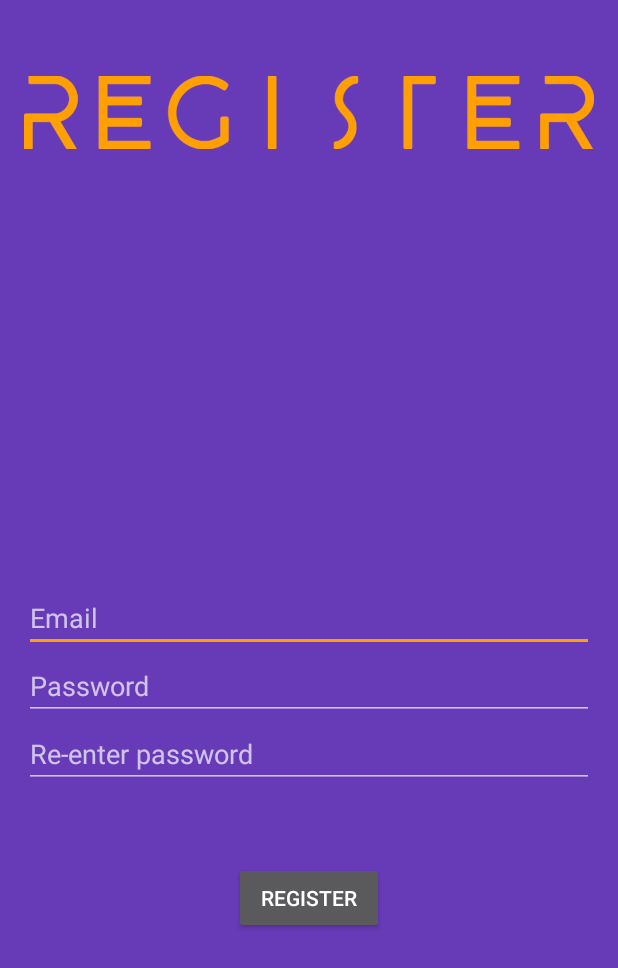
After one commit to bubosam/ChatGlobal, an Android app: the RegistrationActivity screen opened directly, with no data from a screen before it, on a phone screen of 412 x 824 dp. The commit adds this screen. Shown: the top 968 px of the screen. Run offline under Robolectric (Android 15) with nearby library versions, the phone set to English and light mode, and no system bars.

Commit message:
registration activity

```diff
--- a/Android/DreamChat/app/src/main/AndroidManifest.xml
+++ b/Android/DreamChat/app/src/main/AndroidManifest.xml
@@ -27,6 +27,7 @@
             android:name=".ChatActivity"
             android:label="@string/title_activity_chat"
             android:theme="@style/AppTheme" />
+        <activity android:name=".RegistrationActivity"></activity>
     </application>
 
 </manifest>
--- a/Android/DreamChat/app/src/main/java/com/example/boush/dreamchat/LoginActivity.java
+++ b/Android/DreamChat/app/src/main/java/com/example/boush/dreamchat/LoginActivity.java
@@ -295,6 +295,11 @@ public class LoginActivity extends AppCompatActivity implements LoaderCallbacks<
         mEmailView.setAdapter(adapter);
     }
 
+    public void Registration(View view) {
+        Intent intent = new Intent(LoginActivity.this, RegistrationActivity.class);
+        startActivity(intent);
+    }
+
 
     private interface ProfileQuery {
         String[] PROJECTION = {
--- /dev/null
+++ b/Android/DreamChat/app/src/main/java/com/example/boush/dreamchat/RegistrationActivity.java
@@ -0,0 +1,13 @@
+package com.example.boush.dreamchat;
+
+import android.support.v7.app.AppCompatActivity;
+import android.os.Bundle;
+
+public class RegistrationActivity extends AppCompatActivity {
+
+    @Override
+    protected void onCreate(Bundle savedInstanceState) {
+        super.onCreate(savedInstanceState);
+        setContentView(R.layout.activity_registration);
+    }
+}
--- a/Android/DreamChat/app/src/main/res/layout/activity_login.xml
+++ b/Android/DreamChat/app/src/main/res/layout/activity_login.xml
@@ -58,7 +58,8 @@
             android:layout_alignParentRight="true"
             android:layout_alignParentEnd="true"
             android:height="20dp"
-            android:width="100dp" />
+            android:width="100dp"
+            android:onClick="Registration"/>
 
         <Button
             android:id="@+id/email_sign_in_button"
--- /dev/null
+++ b/Android/DreamChat/app/src/main/res/layout/activity_registration.xml
@@ -0,0 +1,86 @@
+<?xml version="1.0" encoding="utf-8"?>
+<RelativeLayout xmlns:android="http://schemas.android.com/apk/res/android"
+    xmlns:tools="http://schemas.android.com/tools"
+    android:layout_width="match_parent"
+    android:layout_height="match_parent"
+    android:paddingBottom="@dimen/activity_vertical_margin"
+    android:paddingLeft="@dimen/activity_horizontal_margin"
+    android:paddingRight="@dimen/activity_horizontal_margin"
+    android:paddingTop="@dimen/activity_vertical_margin"
+    tools:context="com.example.boush.dreamchat.RegistrationActivity">
+
+    <LinearLayout
+        android:orientation="vertical"
+        android:layout_width="match_parent"
+        android:layout_height="match_parent"
+        android:layout_alignParentTop="true"
+        android:layout_alignParentRight="true"
+        android:layout_alignParentEnd="true">
+
+        <RelativeLayout
+            android:layout_width="match_parent"
+            android:layout_height="match_parent">
+
+            <AutoCompleteTextView
+                android:id="@+id/autoCompleteTextView"
+                android:layout_width="match_parent"
+                android:layout_height="wrap_content"
+                android:hint="@string/prompt_email"
+                android:inputType="textEmailAddress"
+                android:maxLines="1"
+                android:singleLine="true"
+                android:layout_centerVertical="true"
+                android:layout_centerHorizontal="true" />
+
+            <EditText
+                android:id="@+id/editText"
+                android:layout_width="match_parent"
+                android:layout_height="wrap_content"
+                android:hint="@string/prompt_password"
+                android:imeActionId="@+id/login"
+                android:imeActionLabel="@string/action_sign_in_short"
+                android:imeOptions="actionUnspecified"
+                android:inputType="textPassword"
+                android:maxLines="1"
+                android:singleLine="true"
+                android:layout_below="@+id/autoCompleteTextView"
+                android:layout_alignParentLeft="true"
+                android:layout_alignParentStart="true" />
+
+            <EditText
+                android:id="@+id/editText2"
+                android:layout_width="match_parent"
+                android:layout_height="wrap_content"
+                android:hint="@string/prompt_password2"
+                android:imeActionId="@+id/login"
+                android:imeActionLabel="@string/action_sign_in_short"
+                android:imeOptions="actionUnspecified"
+                android:inputType="textPassword"
+                android:maxLines="1"
+                android:singleLine="true"
+                android:layout_below="@+id/editText"
+                android:layout_centerHorizontal="true" />
+
+            <ImageView
+                android:layout_width="wrap_content"
+                android:layout_height="wrap_content"
+                android:id="@+id/imageView2"
+                android:layout_alignParentTop="true"
+                android:layout_centerHorizontal="true"
+                android:src="@drawable/logo_register" />
+
+            <Button
+                android:layout_width="wrap_content"
+                android:layout_height="wrap_content"
+                android:text="@string/action_register"
+                android:id="@+id/button"
+                android:layout_gravity="center_horizontal"
+                android:height="20dp"
+                android:width="100dp"
+                android:onClick="Registration"
+                android:layout_below="@+id/editText2"
+                android:layout_centerHorizontal="true"
+                android:layout_marginTop="49dp" />
+        </RelativeLayout>
+    </LinearLayout>
+</RelativeLayout>
--- a/Android/DreamChat/app/src/main/res/values/strings.xml
+++ b/Android/DreamChat/app/src/main/res/values/strings.xml
@@ -4,6 +4,7 @@
     <!-- Strings related to login -->
     <string name="prompt_email">Email</string>
     <string name="prompt_password">Password</string>
+    <string name="prompt_password2">Re-enter password</string>
     <string name="action_sign_in">Sign in</string>
     <string name="action_register">Register</string>
     <string name="action_sign_in_short">Sign in</string>
```
Also changed, not shown: Android/DreamChat/app/src/main/java/com/example/boush/dreamchat/Registration.java (deleted, +0 -107 lines), Android/DreamChat/app/src/main/res/layout/fragment_registration.xml (deleted, +0 -58 lines), Android/DreamChat/app/src/main/res/drawable/logo_register.png (added), 1 other file.
